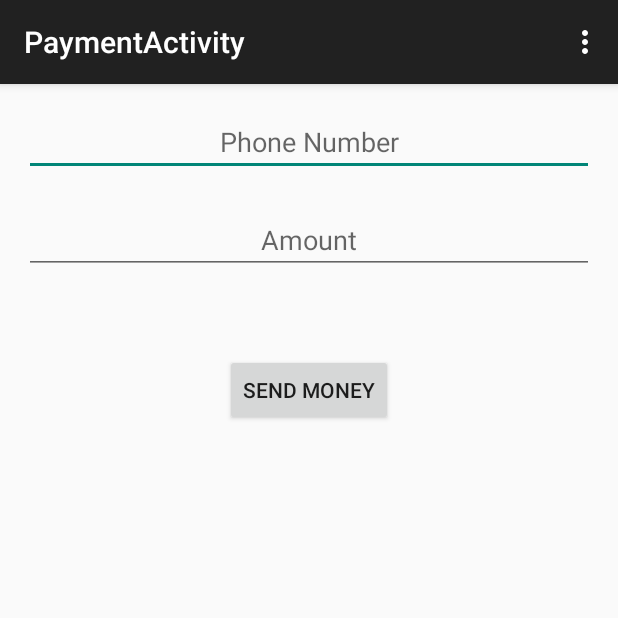
After one commit to surajdubey/ECurrency, an Android app: the PaymentActivity screen opened directly, with no data from a screen before it, on a phone screen of 412 x 824 dp, the top half of it. The commit adds this screen. Run offline under Robolectric (Android 15) with nearby library versions, the phone set to English and light mode, and no system bars.

Commit message:
Send money

```diff
--- /dev/null
+++ b/app/src/main/java/ecurrency/com/ecurreny/PaymentActivity.java
@@ -0,0 +1,146 @@
+package ecurrency.com.ecurreny;
+
+import android.app.AlertDialog;
+import android.app.ProgressDialog;
+import android.content.Context;
+import android.content.DialogInterface;
+import android.content.Intent;
+import android.os.AsyncTask;
+import android.support.v7.app.ActionBarActivity;
+import android.os.Bundle;
+import android.view.Menu;
+import android.view.MenuItem;
+import android.view.View;
+import android.widget.Button;
+import android.widget.EditText;
+import android.widget.Toast;
+
+import org.json.JSONObject;
+
+
+public class PaymentActivity extends ActionBarActivity {
+
+    EditText etPhone;
+    EditText etAmount;
+    Button btnSend;
+    String phone;
+    String amount;
+    String receiver_id;
+
+    Context context = this;
+
+    @Override
+    protected void onCreate(Bundle savedInstanceState) {
+        super.onCreate(savedInstanceState);
+        setContentView(R.layout.activity_payment);
+
+        etPhone = (EditText) findViewById(R.id.etPhone);
+        etAmount = (EditText) findViewById(R.id.etAmount);
+        btnSend = (Button) findViewById(R.id.btnSend);
+
+        phone = getSharedPreferences("ECurrency", Context.MODE_PRIVATE).getString("phone","0");
+
+        btnSend.setOnClickListener(new View.OnClickListener() {
+            @Override
+            public void onClick(View view) {
+                phone = etPhone.getText().toString();
+                amount = etAmount.getText().toString();
+
+                new CheckPhoneAsync().execute(new ApiConnector());
+
+            }
+        });
+    }
+
+    private void checkResult(JSONObject result)
+    {
+        try {
+            if (result.getString("message").equals("Success")) {
+                receiver_id = result.getString("user_id");
+                AlertDialog.Builder builder1 = new AlertDialog.Builder(context);
+                builder1.setMessage("Name: "+result.getString("name")+"\nAre");
+                builder1.setCancelable(true);
+                builder1.setPositiveButton("Yes",
+                        new DialogInterface.OnClickListener() {
+                    public void onClick (DialogInterface dialog,int id){
+                        //dialog.cancel();
+                        Intent intent = new Intent(getApplicationContext(), ProcessTransaction.class);
+                        intent.putExtra("receiver_id", receiver_id);
+                        intent.putExtra("amount", amount);
+                        intent.putExtra("phone", phone);
+
+                        startActivity(intent);
+
+                    }
+                });
+                builder1.setNegativeButton("No",
+                        new DialogInterface.OnClickListener() {
+                            public void onClick(DialogInterface dialog, int id) {
+                                dialog.cancel();
+                            }
+                        });
+
+                AlertDialog alert11 = builder1.create();
+                alert11.show();
+
+            } else {
+                Toast.makeText(context, "Phone number not found..!!", Toast.LENGTH_LONG).show();
+            }
+        }
+        catch(Exception e)
+        {
+            e.printStackTrace();
+        }
+
+    }
+
+    private class CheckPhoneAsync extends AsyncTask<ApiConnector, Void, JSONObject>
+    {
+        ProgressDialog pd;
+
+        @Override
+        protected void onPreExecute() {
+            super.onPreExecute();
+            pd= new ProgressDialog(context);
+            pd.setMessage("Please Wait");
+            pd.setCancelable(false);
+            pd.setIndeterminate(false);
+            pd.show();
+        }
+
+        @Override
+        protected JSONObject doInBackground(ApiConnector... params) {
+            return params[0].checkPhone(phone);
+
+        }
+
+        @Override
+        protected void onPostExecute(JSONObject result) {
+            pd.dismiss();
+            checkResult(result);
+        }
+    }
+
+
+    @Override
+    public boolean onCreateOptionsMenu(Menu menu) {
+        // Inflate the menu; this adds items to the action bar if it is present.
+        getMenuInflater().inflate(R.menu.menu_payment, menu);
+        return true;
+    }
+
+    @Override
+    public boolean onOptionsItemSelected(MenuItem item) {
+        // Handle action bar item clicks here. The action bar will
+        // automatically handle clicks on the Home/Up button, so long
+        // as you specify a parent activity in AndroidManifest.xml.
+        int id = item.getItemId();
+
+        //noinspection SimplifiableIfStatement
+        if (id == R.id.action_settings) {
+            return true;
+        }
+
+        return super.onOptionsItemSelected(item);
+    }
+}
--- a/app/src/main/java/ecurrency/com/ecurreny/RegisterActivity.java
+++ b/app/src/main/java/ecurrency/com/ecurreny/RegisterActivity.java
@@ -93,7 +93,7 @@ public class RegisterActivity extends ActionBarActivity {
         {
             editor = sharedPreferences.edit();
             editor.putString("isLoggedIn" , "true");
-            editor.putString("phome" , phone);
+            editor.putString("phone" , phone);
             editor.commit();
             startActivity(new Intent(context , WelcomeActivity.class));
             MainActivity.login.finish();
--- /dev/null
+++ b/app/src/main/res/layout/activity_payment.xml
@@ -0,0 +1,37 @@
+<RelativeLayout xmlns:android="http://schemas.android.com/apk/res/android"
+    xmlns:tools="http://schemas.android.com/tools" android:layout_width="match_parent"
+    android:layout_height="match_parent" android:paddingLeft="@dimen/activity_horizontal_margin"
+    android:paddingRight="@dimen/activity_horizontal_margin"
+    android:paddingTop="@dimen/activity_vertical_margin"
+    android:paddingBottom="@dimen/activity_vertical_margin"
+    tools:context="ecurrency.com.ecurreny.PaymentActivity">
+
+    <EditText
+        android:id="@+id/etPhone"
+        android:layout_width="match_parent"
+        android:layout_height="wrap_content"
+        android:hint="Phone Number"
+        android:inputType="phone"
+        android:gravity="center"
+        />
+
+    <EditText
+        android:layout_width="match_parent"
+        android:layout_height="wrap_content"
+        android:id="@+id/etAmount"
+        android:layout_below="@+id/etPhone"
+        android:inputType="phone"
+        android:layout_marginTop="20dp"
+        android:hint="Amount"
+        android:gravity="center"
+        />
+
+    <Button
+        android:layout_width="wrap_content"
+        android:layout_height="wrap_content"
+        android:text="Send Money"
+        android:id="@+id/btnSend"
+        android:layout_below="@+id/etAmount"
+        android:layout_centerHorizontal="true"
+        android:layout_marginTop="53dp" />
+</RelativeLayout>
--- /dev/null
+++ b/app/src/main/res/menu/menu_payment.xml
@@ -0,0 +1,7 @@
+<menu xmlns:android="http://schemas.android.com/apk/res/android"
+    xmlns:app="http://schemas.android.com/apk/res-auto"
+    xmlns:tools="http://schemas.android.com/tools"
+    tools:context="ecurrency.com.ecurreny.PaymentActivity">
+    <item android:id="@+id/action_settings" android:title="@string/action_settings"
+        android:orderInCategory="100" app:showAsAction="never" />
+</menu>
--- a/app/src/main/res/values/strings.xml
+++ b/app/src/main/res/values/strings.xml
@@ -6,5 +6,7 @@
     <string name="action_settings">Settings</string>
     <string name="title_activity_register">RegisterActivity</string>
     <string name="title_activity_welcome">WelcomeActivity</string>
+    <string name="title_activity_payment">PaymentActivity</string>
+    <string name="title_activity_process_transaction">ProcessTransaction</string>
 
 </resources>
```
Also changed, not shown: app/src/main/AndroidManifest.xml (+8 -1 lines), app/src/main/java/ecurrency/com/ecurreny/ApiConnector.java (+31 -8 lines), app/src/main/java/ecurrency/com/ecurreny/ProcessTransaction.java (added, +103 -0 lines), app/src/main/java/ecurrency/com/ecurreny/WelcomeActivity.java (+20 -0 lines), app/src/main/res/layout/activity_process_transaction.xml (added, +12 -0 lines), app/src/main/res/menu/menu_process_transaction.xml (added, +7 -0 lines), 5 other files.
